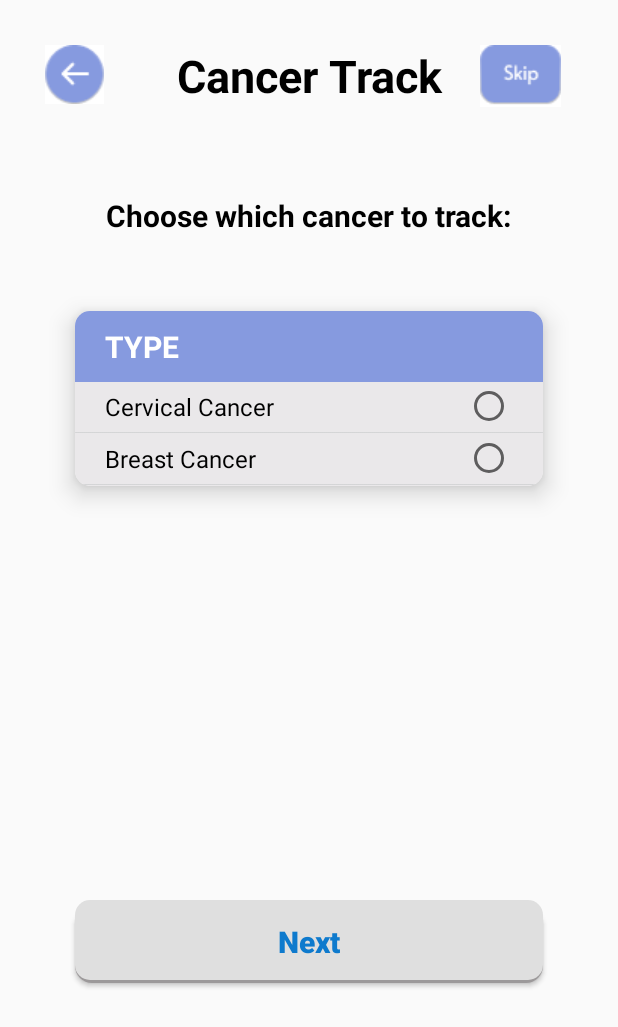
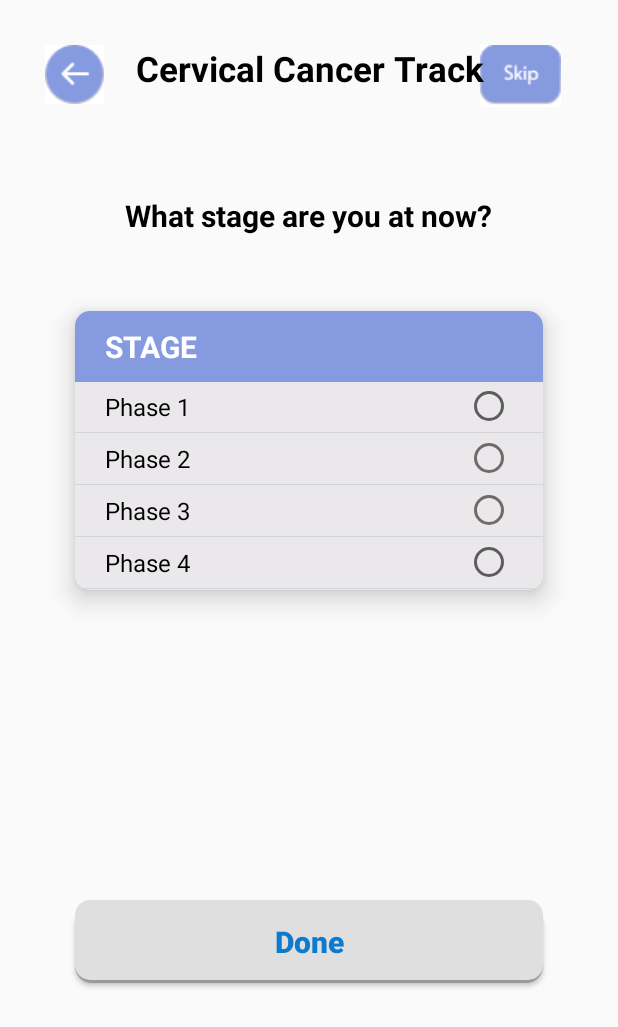
Before and after one commit to FishCatCake/PEIII_Assignment, an Android app: the CancerNewUserActivity screen opened directly, with no data from a screen before it, on a phone screen of 412 x 824 dp. Shown: the top 1027 px of the screen. Run offline under Robolectric (Android 15) with nearby library versions, the phone set to English and light mode, and no system bars.

Commit message:
backup_commentversion

```diff
--- a/app/src/main/res/layout/fragment_register_1.xml
+++ b/app/src/main/res/layout/fragment_register_1.xml
@@ -122,7 +122,6 @@
 
         <Button
             android:id="@+id/register_btn1"
-            android:onClick="@{()->myViewModel.register()}"
             android:layout_width="@dimen/btn_grey_width"
             android:layout_height="@dimen/btn_grey_height"
             android:layout_marginTop="450dp"
--- a/app/src/main/res/navigation/cancer_newuser_graph.xml
+++ b/app/src/main/res/navigation/cancer_newuser_graph.xml
@@ -3,20 +3,8 @@
     xmlns:app="http://schemas.android.com/apk/res-auto"
     xmlns:tools="http://schemas.android.com/tools"
     android:id="@+id/cancer_newuser_graph"
-    app:startDestination="@id/cancerTypeFragment">
+    app:startDestination="@id/cancerPhaseFragment">
 
-    <fragment
-        android:id="@+id/cancerTypeFragment"
-        android:name="com.example.pe_assignment.cancer.CancerTypeFragment"
-        android:label="fragment_cancer_type"
-        tools:layout="@layout/fragment_cancer_type" >
-        <action
-            android:id="@+id/action_cancerTypeFragment_to_cancerPhaseFragment"
-            app:destination="@id/cancerPhaseFragment" />
-        <action
-            android:id="@+id/action_cancerTypeFragment_to_homeActivity2"
-            app:destination="@id/homeActivity" />
-    </fragment>
     <fragment
         android:id="@+id/cancerPhaseFragment"
         android:name="com.example.pe_assignment.cancer.CancerPhaseFragment"
@@ -26,8 +14,8 @@
             android:id="@+id/action_cancerPhaseFragment_to_cancer_graph"
             app:destination="@id/cancer_graph" />
         <action
-            android:id="@+id/action_cancerPhaseFragment_to_cancerTypeFragment"
-            app:destination="@id/cancerTypeFragment" />
+            android:id="@+id/action_cancerPhaseFragment_to_homeActivity"
+            app:destination="@id/homeActivity" />
     </fragment>
     <include app:graph="@navigation/cancer_graph" />
     <activity
```
Also changed, not shown: app/src/main/java/com/example/pe_assignment/cycle/CycleApplication.kt (+7 -7 lines), app/src/main/java/com/example/pe_assignment/cycle/CycleViewModel.kt (+14 -14 lines), app/src/main/java/com/example/pe_assignment/cycle/CycleViewModelFactory.kt (+13 -13 lines), app/src/main/java/com/example/pe_assignment/cycle/MenstruationActivity.kt (+21 -21 lines), app/src/main/java/com/example/pe_assignment/database/AppDatabase.kt (+28 -28 lines), app/src/main/java/com/example/pe_assignment/database/Cancer.kt (+12 -12 lines), app/src/main/java/com/example/pe_assignment/database/Cycle.kt (+45 -45 lines), app/src/main/java/com/example/pe_assignment/database/CycleDAO.kt (+8 -8 lines), app/src/main/java/com/example/pe_assignment/database/HPV.kt (+12 -12 lines), app/src/main/java/com/example/pe_assignment/database/Treatment.kt (+12 -12 lines), app/src/main/java/com/example/pe_assignment/database/User.kt (deleted, +0 -23 lines).
